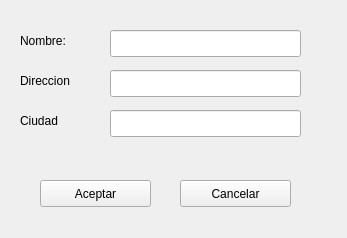
This is local2.ui in jose8club/Local as Qt 5 draws it before an edit. The edited form follows.
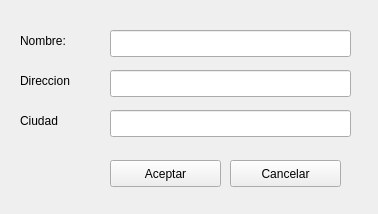
This is the edited form.

The edit to the form file:
```diff
--- a/local2.ui
+++ b/local2.ui
@@ -6,8 +6,8 @@
    <rect>
     <x>0</x>
     <y>0</y>
-    <width>347</width>
-    <height>238</height>
+    <width>378</width>
+    <height>214</height>
    </rect>
   </property>
   <property name="windowTitle">
@@ -18,7 +18,7 @@
     <rect>
      <x>110</x>
      <y>30</y>
-     <width>191</width>
+     <width>241</width>
      <height>27</height>
     </rect>
    </property>
@@ -41,7 +41,7 @@
     <rect>
      <x>110</x>
      <y>70</y>
-     <width>191</width>
+     <width>241</width>
      <height>27</height>
     </rect>
    </property>
@@ -64,7 +64,7 @@
     <rect>
      <x>110</x>
      <y>110</y>
-     <width>191</width>
+     <width>241</width>
      <height>27</height>
     </rect>
    </property>
@@ -85,8 +85,8 @@
   <widget class="QPushButton" name="PushAceptar">
    <property name="geometry">
     <rect>
-     <x>40</x>
-     <y>180</y>
+     <x>110</x>
+     <y>160</y>
      <width>111</width>
      <height>27</height>
     </rect>
@@ -98,8 +98,8 @@
   <widget class="QPushButton" name="PushSalir">
    <property name="geometry">
     <rect>
-     <x>180</x>
-     <y>180</y>
+     <x>230</x>
+     <y>160</y>
      <width>111</width>
      <height>27</height>
     </rect>
@@ -108,6 +108,22 @@
     <string>Cancelar</string>
    </property>
   </widget>
+  <widget class="QLabel" name="idlocal">
+   <property name="enabled">
+    <bool>false</bool>
+   </property>
+   <property name="geometry">
+    <rect>
+     <x>331</x>
+     <y>10</y>
+     <width>20</width>
+     <height>20</height>
+    </rect>
+   </property>
+   <property name="text">
+    <string/>
+   </property>
+  </widget>
  </widget>
  <resources/>
  <connections/>
```
